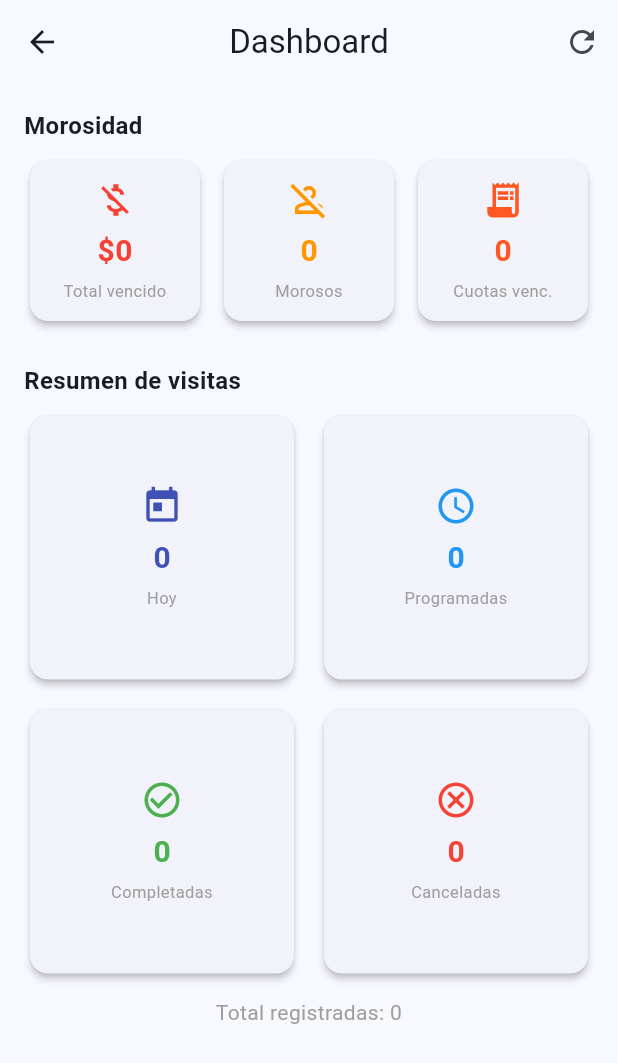
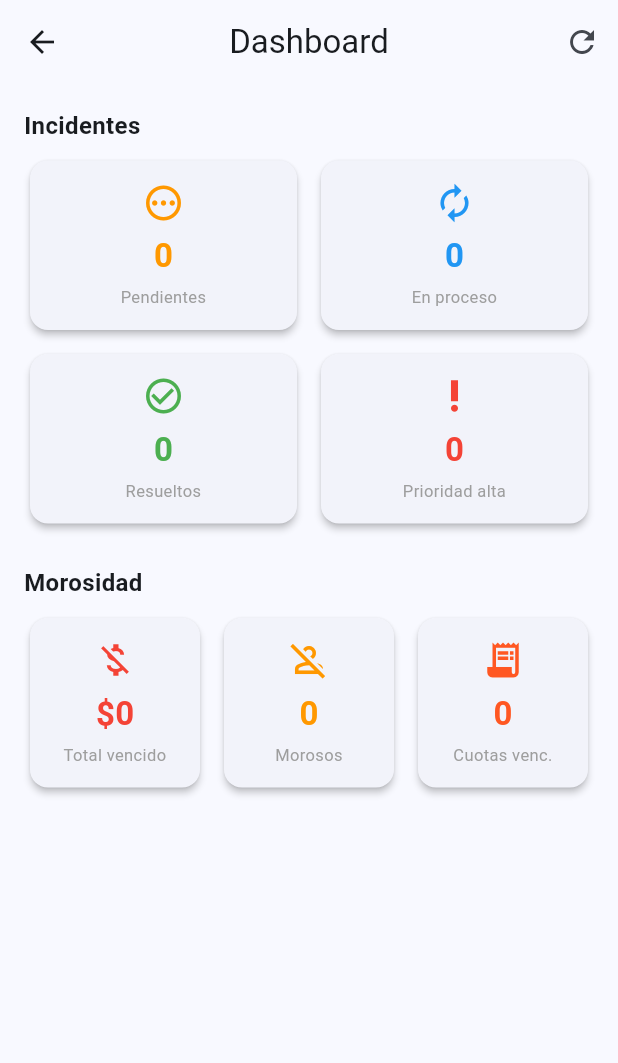
Before and after one commit to chnt0/condoIa, a Flutter app: the DashboardAdminScreen screen opened directly, on a phone screen of 412 x 824 dp. Shown: the top 1063 px of the screen. Run offline on Flutter 3.47's test engine with Material 3 defaults, Android fonts, the phone set to English and light mode, and no system bars; our stand-ins replace file_picker, firebase_core, firebase_messaging, flutter_local_notifications, flutter_riverpod, flutter_secure_storage and 4 more; missing offline and left inert: mobile_scanner; accounts and stored records are empty; network calls fail.

Commit message:
feat: 4 improvements — JWT 24h, dashboard incidentes, VENCIDO en rojo, QR manual primero

```diff
--- a/lib/features/pagos/screens/mis_cuotas_screen.dart
+++ b/lib/features/pagos/screens/mis_cuotas_screen.dart
@@ -65,19 +65,35 @@ class _CuotaUsuarioTile extends StatelessWidget {
 
   const _CuotaUsuarioTile({required this.cuota});
 
-  Color _estadoColor(EstadoPago estado) => switch (estado) {
+  bool _esVencida() {
+    if (cuota.estado != EstadoPago.pendiente) return false;
+    try {
+      final venc = DateTime.parse(cuota.fechaVencimiento);
+      return venc.isBefore(DateTime.now());
+    } catch (_) {
+      return false;
+    }
+  }
+
+  Color _estadoColor(EstadoPago estado) {
+    if (estado == EstadoPago.pendiente && _esVencida()) return Colors.red;
+    return switch (estado) {
       EstadoPago.pendiente => Colors.grey,
       EstadoPago.reportado => Colors.orange,
       EstadoPago.confirmado => Colors.green,
       EstadoPago.rechazado => Colors.red,
     };
+  }
 
-  String _estadoLabel(EstadoPago estado) => switch (estado) {
+  String _estadoLabel(EstadoPago estado) {
+    if (estado == EstadoPago.pendiente && _esVencida()) return 'VENCIDO';
+    return switch (estado) {
       EstadoPago.pendiente => 'PENDIENTE',
       EstadoPago.reportado => 'REPORTADO',
       EstadoPago.confirmado => 'CONFIRMADO',
       EstadoPago.rechazado => 'RECHAZADO',
     };
+  }
 
   @override
   Widget build(BuildContext context) {
--- a/lib/features/visitas/screens/dashboard_admin_screen.dart
+++ b/lib/features/visitas/screens/dashboard_admin_screen.dart
@@ -2,8 +2,8 @@ import 'package:flutter/material.dart';
 import 'package:flutter_riverpod/flutter_riverpod.dart';
 import '../../../core/constants/api_constants.dart';
 import '../../../shared/providers/auth_provider.dart';
-import '../models/visita.dart';
-import '../providers/visita_provider.dart';
+import '../../incidentes/models/incidente.dart';
+import '../../incidentes/providers/incidente_provider.dart';
 
 class DashboardAdminScreen extends ConsumerStatefulWidget {
   const DashboardAdminScreen({super.key});
@@ -20,7 +20,10 @@ class _DashboardAdminScreenState extends ConsumerState<DashboardAdminScreen> {
   @override
   void initState() {
     super.initState();
-    WidgetsBinding.instance.addPostFrameCallback((_) => _cargarMorosidad());
+    WidgetsBinding.instance.addPostFrameCallback((_) {
+      _cargarMorosidad();
+      ref.read(incidenteProvider.notifier).cargarIncidentes();
+    });
   }
 
   Future<void> _cargarMorosidad() async {
@@ -39,23 +42,22 @@ class _DashboardAdminScreenState extends ConsumerState<DashboardAdminScreen> {
 
   @override
   Widget build(BuildContext context) {
-    final visitaState = ref.watch(visitaProvider);
-    final visitas = visitaState.todasVisitas;
-    final now = DateTime.now();
+    final incState = ref.watch(incidenteProvider);
+    final incidentes = incState.incidentes
+        .where((i) => i.estado != EstadoIncidente.cancelado)
+        .toList();
 
-    final hoy = visitas
-        .where((v) =>
-            v.fechaHoraProgramada.year == now.year &&
-            v.fechaHoraProgramada.month == now.month &&
-            v.fechaHoraProgramada.day == now.day)
+    final pendientes =
+        incidentes.where((i) => i.estado == EstadoIncidente.pendiente).length;
+    final enProceso =
+        incidentes.where((i) => i.estado == EstadoIncidente.enProceso).length;
+    final resueltos =
+        incidentes.where((i) => i.estado == EstadoIncidente.resuelto).length;
+    final alta = incidentes
+        .where((i) =>
+            i.prioridad == PrioridadIncidente.alta &&
+            i.estado != EstadoIncidente.resuelto)
         .length;
-
-    final programadas =
-        visitas.where((v) => v.estado == EstadoVisita.programada).length;
-    final completadas =
-        visitas.where((v) => v.estado == EstadoVisita.completada).length;
-    final canceladas =
-        visitas.where((v) => v.estado == EstadoVisita.cancelada).length;
 
     final totalMonto =
         (_morosidad?['totalMonto'] as num?)?.toDouble() ?? 0.0;
@@ -69,17 +71,55 @@ class _DashboardAdminScreenState extends ConsumerState<DashboardAdminScreen> {
           IconButton(
             icon: const Icon(Icons.refresh),
             onPressed: () {
-              ref.read(visitaProvider.notifier).cargarTodasVisitas();
               _cargarMorosidad();
+              ref.read(incidenteProvider.notifier).cargarIncidentes();
             },
           ),
         ],
       ),
-      body: visitaState.isLoading && visitas.isEmpty
+      body: incState.isLoading
           ? const Center(child: CircularProgressIndicator())
           : ListView(
               padding: const EdgeInsets.all(16),
               children: [
+                // Incidentes
+                const Text('Incidentes',
+                    style: TextStyle(
+                        fontWeight: FontWeight.bold, fontSize: 16)),
+                const SizedBox(height: 8),
+                Row(
+                  children: [
+                    _StatCard(
+                        title: 'Pendientes',
+                        value: '$pendientes',
+                        icon: Icons.pending_outlined,
+                        color: Colors.orange),
+                    const SizedBox(width: 8),
+                    _StatCard(
+                        title: 'En proceso',
+                        value: '$enProceso',
+                        icon: Icons.autorenew,
+                        color: Colors.blue),
+                  ],
+                ),
+                const SizedBox(height: 8),
+                Row(
+                  children: [
+                    _StatCard(
+                        title: 'Resueltos',
+                        value: '$resueltos',
+                        icon: Icons.check_circle_outline,
+                        color: Colors.green),
+                    const SizedBox(width: 8),
+                    _StatCard(
+                        title: 'Prioridad alta',
+                        value: '$alta',
+                        icon: Icons.priority_high,
+                        color: Colors.red),
+                  ],
+                ),
+                const SizedBox(height: 24),
+
                 // Morosidad
                 const Text('Morosidad',
                     style: TextStyle(
@@ -91,67 +131,23 @@ class _DashboardAdminScreenState extends ConsumerState<DashboardAdminScreen> {
                         children: [
                           _StatCard(
                               title: 'Total vencido',
-                            value: '\$${totalMonto.toStringAsFixed(0)}',
+                              value:
+                                  '\$${totalMonto.toStringAsFixed(0)}',
                               icon: Icons.money_off,
-                            color: Colors.red,
-                          ),
+                              color: Colors.red),
                           const SizedBox(width: 8),
                           _StatCard(
                               title: 'Morosos',
                               value: '$totalMorosos',
                               icon: Icons.person_off_outlined,
-                            color: Colors.orange,
-                          ),
+                              color: Colors.orange),
                           const SizedBox(width: 8),
                           _StatCard(
                               title: 'Cuotas venc.',
                               value: '$cuotasVencidas',
                               icon: Icons.receipt_long,
-                            color: Colors.deepOrange,
-                          ),
+                              color: Colors.deepOrange),
                         ],
-                      ),
-                const SizedBox(height: 24),
-
-                // Visitas
-                const Text('Resumen de visitas',
-                    style: TextStyle(
-                        fontWeight: FontWeight.bold, fontSize: 16)),
-                const SizedBox(height: 8),
-                GridView.count(
-                  crossAxisCount: 2,
-                  crossAxisSpacing: 12,
-                  mainAxisSpacing: 12,
-                  shrinkWrap: true,
-                  physics: const NeverScrollableScrollPhysics(),
-                  children: [
-                    _StatCard(
-                        title: 'Hoy',
-                        value: '$hoy',
-                        icon: Icons.today,
-                        color: Colors.indigo),
-                    _StatCard(
-                        title: 'Programadas',
-                        value: '$programadas',
-                        icon: Icons.schedule,
-                        color: Colors.blue),
-                    _StatCard(
-                        title: 'Completadas',
-                        value: '$completadas',
-                        icon: Icons.check_circle_outline,
-                        color: Colors.green),
-                    _StatCard(
-                        title: 'Canceladas',
-                        value: '$canceladas',
-                        icon: Icons.cancel_outlined,
-                        color: Colors.red),
-                  ],
-                ),
-                const SizedBox(height: 12),
-                Text(
-                  'Total registradas: ${visitas.length}',
-                  style: const TextStyle(color: Colors.grey),
-                  textAlign: TextAlign.center,
                       ),
               ],
             ),
@@ -178,27 +174,22 @@ class _StatCard extends StatelessWidget {
       child: Card(
         elevation: 2,
         child: Padding(
-          padding: const EdgeInsets.all(12),
+          padding: const EdgeInsets.all(14),
           child: Column(
             mainAxisAlignment: MainAxisAlignment.center,
             children: [
               Icon(icon, color: color, size: 28),
               const SizedBox(height: 6),
-              Text(
-                value,
+              Text(value,
                   style: TextStyle(
-                  fontSize: 20,
+                      fontSize: 22,
                       fontWeight: FontWeight.bold,
-                  color: color,
-                ),
-              ),
+                      color: color)),
               const SizedBox(height: 4),
-              Text(
-                title,
-                style:
-                    const TextStyle(fontSize: 11, color: Colors.grey),
-                textAlign: TextAlign.center,
-              ),
+              Text(title,
+                  style: const TextStyle(
+                      fontSize: 11, color: Colors.grey),
+                  textAlign: TextAlign.center),
             ],
           ),
         ),
--- a/lib/features/visitas/screens/escanear_qr_screen.dart
+++ b/lib/features/visitas/screens/escanear_qr_screen.dart
@@ -14,7 +14,7 @@ class EscanearQrScreen extends ConsumerStatefulWidget {
 }
 
 class _EscanearQrScreenState extends ConsumerState<EscanearQrScreen> {
-  bool _usarCamara = true;
+  bool _usarCamara = false; // Mostrar manual primero
   bool _procesando = false;
   bool _dialogOpen = false;
   final TextEditingController _codigoController = TextEditingController();
@@ -91,7 +91,7 @@ class _EscanearQrScreenState extends ConsumerState<EscanearQrScreen> {
 
     if (mounted) {
       setState(() => _dialogOpen = false);
-      if (_usarCamara) _scannerController.start();
+      // Inicia con manual — no arrancar cámara automáticamente
     }
   }
 
```
Also changed, not shown: 1 other file. Lines whose indentation alone changed are shown as unchanged.
